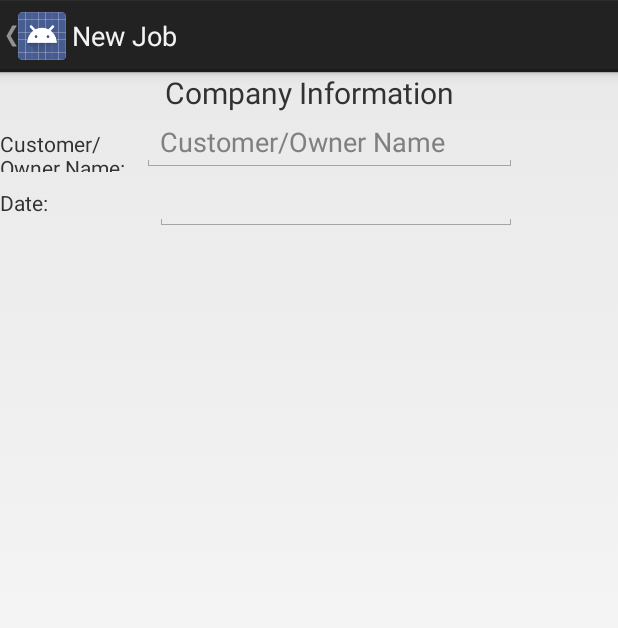
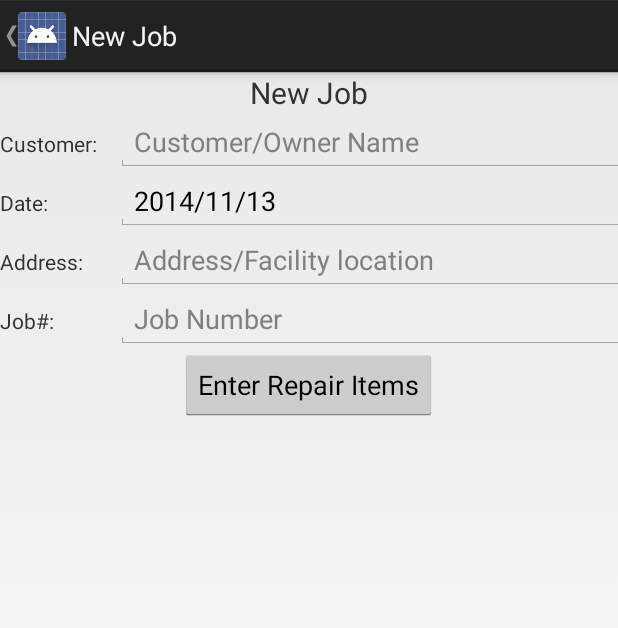
Before and after one commit to Jonathan-Jones/DCRacking, an Android app: the NewJobActivity screen opened directly, with no data from a screen before it, on a phone screen of 412 x 824 dp. Shown: the top 628 px of the screen. Run offline under Robolectric (Android 15) with nearby library versions, the light colour scheme and no system bars.

Commit message:
Adding controls for the new job activity

```diff
--- a/app/src/main/java/com/repairs/dcrackingapp/NewJobActivity.java
+++ b/app/src/main/java/com/repairs/dcrackingapp/NewJobActivity.java
@@ -3,17 +3,28 @@ package com.repairs.dcrackingapp;
 import android.app.Activity;
 import android.os.Bundle;
 import android.view.MenuItem;
+import android.widget.EditText;
+
+import java.text.SimpleDateFormat;
+import java.util.Date;
 
 /**
  * Created by Jonathan on 10/6/2014.
  */
 public class NewJobActivity extends Activity
 {
+
+
     @Override
     public void onCreate(Bundle savedInstanceState)
     {
         super.onCreate(savedInstanceState);
         setContentView(R.layout.activity_new_job);
+
+
+        EditText editText = (EditText) findViewById( R.id.new_job_date_edit_text );
+        SimpleDateFormat sdf = new SimpleDateFormat( "yyyy/MM/dd" );
+        editText.setText(sdf.format(new Date()));
     }
 
     @Override
@@ -23,10 +34,6 @@ public class NewJobActivity extends Activity
         // automatically handle clicks on the Home/Up button, so long
         // as you specify a parent activity in AndroidManifest.xml.
         int id = item.getItemId();
-        if (id == R.id.action_settings)
-        {
-            return true;
-        }
-        return super.onOptionsItemSelected(item);
+        return id == R.id.action_settings || super.onOptionsItemSelected(item);
     }
 }
--- a/app/src/main/res/layout/activity_new_job.xml
+++ b/app/src/main/res/layout/activity_new_job.xml
@@ -8,10 +8,10 @@
     <TextView
         android:layout_width="match_parent"
         android:layout_height="wrap_content"
-        android:id="@+id/company_information_title"
+        android:id="@+id/new_job_title"
         android:textSize="20sp"
         android:gravity="center"
-        android:text="Company Information" />
+        android:text="@string/new_job" />
 
     <LinearLayout
         android:layout_width="match_parent"
@@ -20,19 +20,18 @@
         android:weightSum="1">
 
         <TextView
-            android:layout_width="75dp"
+            android:layout_width="100dp"
             android:layout_height="wrap_content"
-            android:id="@+id/company_name"
+            android:id="@+id/new_job_customer"
             android:text="@string/new_job_owner"
             android:layout_weight="0.23"/>
 
         <EditText
-            android:layout_width="wrap_content"
+            android:layout_width="match_parent"
             android:layout_height="wrap_content"
-            android:id="@+id/company_name_edit_text"
+            android:id="@+id/new_job_customer_edit_text"
             android:inputType="textPersonName"
-            android:width="250dp"
-            android:hint="Customer/Owner Name"/>
+            android:hint="@string/new_job_owner_hint"/>
 
     </LinearLayout>
 
@@ -43,21 +42,77 @@
         android:weightSum="1">
 
         <TextView
-            android:layout_width="75dp"
+            android:layout_width="100dp"
             android:layout_height="wrap_content"
-            android:id="@+id/company_info_date"
+            android:id="@+id/new_job_date"
             android:text="@string/new_job_date"
             android:layout_weight="0.23"/>
 
         <EditText
-            android:layout_width="wrap_content"
+            android:layout_width="match_parent"
             android:layout_height="wrap_content"
             android:inputType="date"
             android:ems="10"
-            android:id="@+id/company_info_date_edit_text"
-            android:layout_weight="0.23" />
-
+            android:id="@+id/new_job_date_edit_text"
+            android:layout_weight="0.23"
+            android:editable="false"
+            android:textIsSelectable="false"/>
 
     </LinearLayout>
 
+    <LinearLayout
+        android:layout_width="match_parent"
+        android:layout_height="wrap_content"
+        android:orientation="horizontal"
+        android:weightSum="1">
+
+        <TextView
+            android:layout_width="100dp"
+            android:layout_height="wrap_content"
+            android:id="@+id/new_job_address"
+            android:text="@string/new_job_address"
+            android:layout_weight="0.23"/>
+
+        <EditText
+            android:layout_width="match_parent"
+            android:layout_height="wrap_content"
+            android:inputType="text"
+            android:ems="10"
+            android:id="@+id/new_job_address_edit_text"
+            android:layout_weight="0.23"
+            android:hint="@string/new_job_address_hint"/>
+
+    </LinearLayout>
+
+    <LinearLayout
+        android:layout_width="match_parent"
+        android:layout_height="wrap_content"
+        android:orientation="horizontal"
+        android:weightSum="1">
+
+        <TextView
+            android:layout_width="100dp"
+            android:layout_height="wrap_content"
+            android:id="@+id/new_job_job_number"
+            android:text="@string/new_job_job_number"
+            android:layout_weight="0.23"/>
+
+        <EditText
+            android:layout_width="match_parent"
+            android:layout_height="wrap_content"
+            android:inputType="text"
+            android:ems="10"
+            android:id="@+id/new_job_job_number_edit_text"
+            android:layout_weight="0.23"
+            android:hint="@string/new_job_job_number_hint"/>
+
+    </LinearLayout>
+
+    <Button
+        android:layout_width="wrap_content"
+        android:layout_height="wrap_content"
+        android:text="Enter Repair Items"
+        android:id="@+id/btnNewJob"
+        android:layout_gravity="center_horizontal"/>
+
 </LinearLayout>
--- a/app/src/main/res/values/strings.xml
+++ b/app/src/main/res/values/strings.xml
@@ -12,15 +12,17 @@
     <string name="company_info">Company Info.</string>
 
     <!-- strings for New Job -->
-    <string name="new_job_owner">Customer/Owner Name: </string>
-    <string name="new_job_owner_hint">Customer/Owner Name </string>
+    <string name="new_job_owner">Customer: </string>
+    <string name="new_job_owner_hint">Customer/Owner Name</string>
     <string name="new_job_date">Date: </string>
-    <string name="new_job_address">Address/Facility: </string>
+    <string name="new_job_address">Address: </string>
+    <string name="new_job_address_hint">Address/Facility location</string>
     <string name="new_job_address_street">Street: </string>
     <string name="new_job_address_city">City: </string>
     <string name="new_job_address_province">Province: </string>
     <string name="new_job_address_postal_code">Postal Code: </string>
     <string name="new_job_address_country">Country: </string>
-    <string name="new_job_job_number">Job Number: </string>
+    <string name="new_job_job_number">Job#: </string>
+    <string name="new_job_job_number_hint">Job Number</string>
 
 </resources>
```
